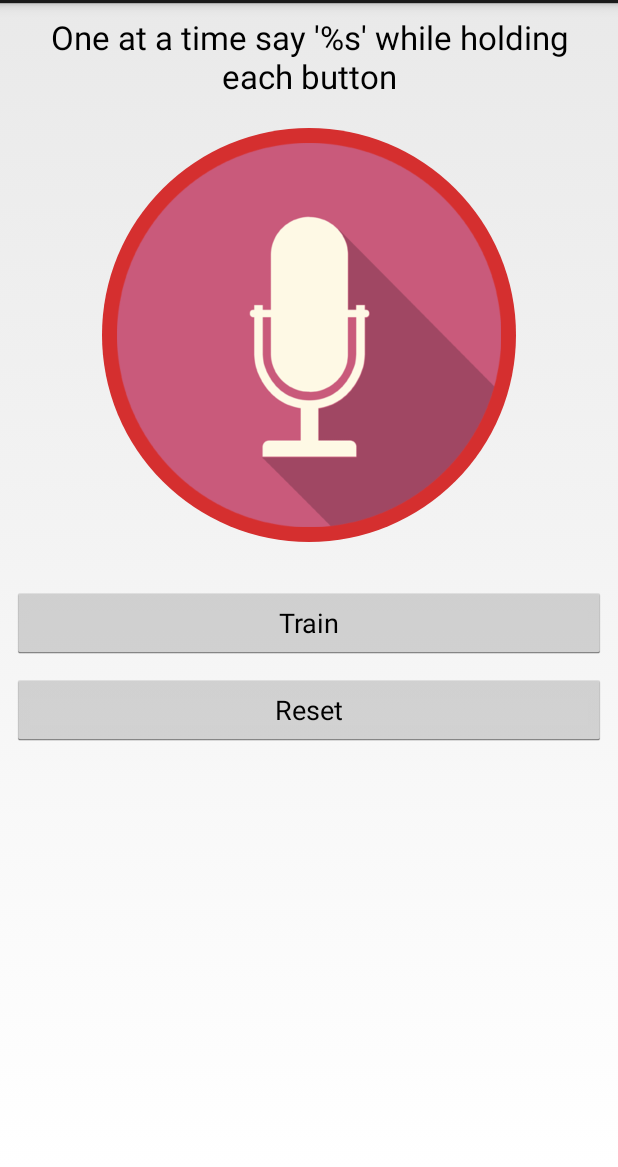
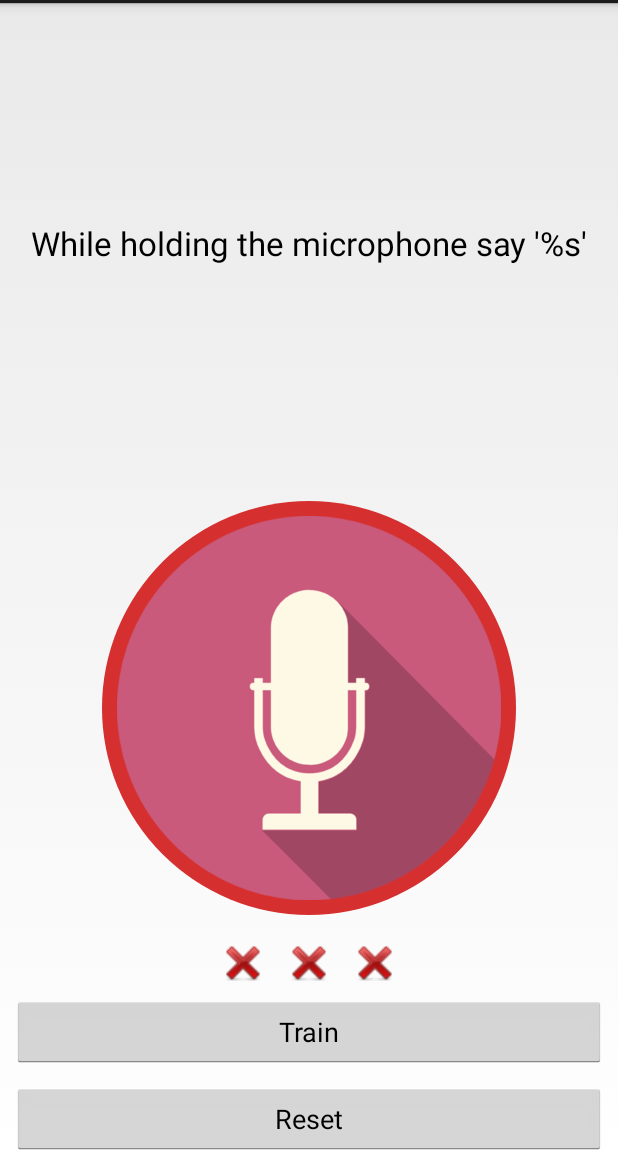
Before and after one commit to timstableford/P-BrainAndroid, an Android app: the layout train_activity.xml on its own in the app's theme, with its tools: preview values and no code run, on a phone screen of 412 x 824 dp, the part 69-1236 px from its top. Run offline under Robolectric (Android 15) with nearby library versions, the phone set to English and light mode, and no system bars.

Commit message:
More improvements to training screen

```diff
--- /dev/null
+++ b/app/src/main/res/drawable/tick_cross.xml
@@ -0,0 +1,6 @@
+<?xml version="1.0" encoding="utf-8"?>
+<selector xmlns:android="http://schemas.android.com/apk/res/android">
+    <item android:state_focused="true" android:state_pressed="true" android:drawable="@drawable/tick" />
+    <item android:state_focused="false" android:state_pressed="true" android:drawable="@drawable/tick"/>
+    <item android:drawable="@drawable/cross"/>
+</selector>
--- a/app/src/main/res/layout/train_activity.xml
+++ b/app/src/main/res/layout/train_activity.xml
@@ -10,10 +10,12 @@
     <TextView
         android:text="@string/record_instructions"
         android:layout_width="match_parent"
-        android:layout_height="wrap_content"
+        android:layout_height="match_parent"
+        android:layout_weight="1"
         android:id="@+id/record_name"
         android:textAppearance="@android:style/TextAppearance.DeviceDefault.Large"
-        android:textAlignment="center" />
+        android:textAlignment="center"
+        android:gravity="center"/>
 
     <ImageView
             android:id="@+id/record_button"
@@ -25,6 +27,27 @@
             android:layout_marginBottom="20dp"
             android:layout_marginLeft="60dp"
             android:layout_marginRight="60dp"/>
+    <LinearLayout xmlns:android="http://schemas.android.com/apk/res/android"
+        android:orientation="horizontal" android:layout_width="match_parent"
+        android:layout_height="wrap_content" android:gravity="center">
+        <ImageView
+            android:id="@+id/tick1"
+            android:layout_width="wrap_content"
+            android:layout_height="wrap_content"
+            android:src="@drawable/tick_cross"/>
+        <ImageView
+            android:id="@+id/tick2"
+            android:layout_width="wrap_content"
+            android:layout_height="wrap_content"
+            android:paddingLeft="20dp"
+            android:paddingRight="20dp"
+            android:src="@drawable/tick_cross"/>
+        <ImageView
+            android:id="@+id/tick3"
+            android:layout_width="wrap_content"
+            android:layout_height="wrap_content"
+            android:src="@drawable/tick_cross"/>
+    </LinearLayout>
 
     <Button
         android:id="@+id/train"
--- a/app/src/main/res/values/strings.xml
+++ b/app/src/main/res/values/strings.xml
@@ -8,7 +8,10 @@
     <string name="pref_default_display_name">http://x.x.x.x:4567</string>
     <string name="speech_prompt">Yes?</string>
     <string name="speech_not_supported">Sorry! Your device doesn\'t support speech input.</string>
-    <string name="record_instructions">One at a time say \'%s\' while holding each button</string>
+    <string name="record_instructions">While holding the microphone say \'%s\'</string>
+    <string name="record_instructions1">And again…</string>
+    <string name="record_instructions2">One last time</string>
+    <string name="record_instructions3">Click \'Train\' to process the recordings or reset to start again</string>
     <string name="record_sample1">Hold To Record Sample 1</string>
     <string name="record_sample2">Hold To Record Sample 2</string>
     <string name="record_sample3">Hold To Record Sample 3</string>
```
Also changed, not shown: app/src/main/java/uk/co/tstableford/p_brain/TrainActivity.java (+28 -1 lines), app/src/main/res/drawable/cross.png (added), app/src/main/res/drawable/tick.png (added).
